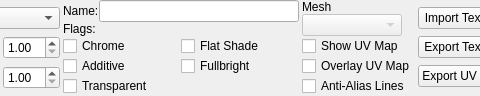
First picture: the form in src/tools/hlmv/ui/assets/studiomodel/dockpanels/StudioModelTexturesPanel.ui, repository SamVanheer/HalfLifeAssetManager, before the edit; both pictures show x 240 to 720 and y 0 to 96 of the 1230 by 96 pixel window.
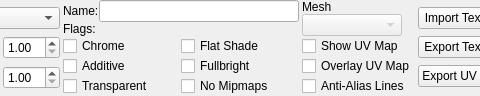
Second picture: the form after the edit.

Commit message: Add "No Mipmaps" texture flag checkbox

Diff of the .ui file:
```diff
--- a/src/tools/hlmv/ui/assets/studiomodel/dockpanels/StudioModelTexturesPanel.ui
+++ b/src/tools/hlmv/ui/assets/studiomodel/dockpanels/StudioModelTexturesPanel.ui
@@ -611,6 +611,13 @@
        </property>
       </widget>
      </item>
+     <item row="4" column="1">
+      <widget class="QCheckBox" name="NoMipmaps">
+       <property name="text">
+        <string>No Mipmaps</string>
+       </property>
+      </widget>
+     </item>
     </layout>
    </item>
   </layout>
```
The commit also changes 2 other files.
